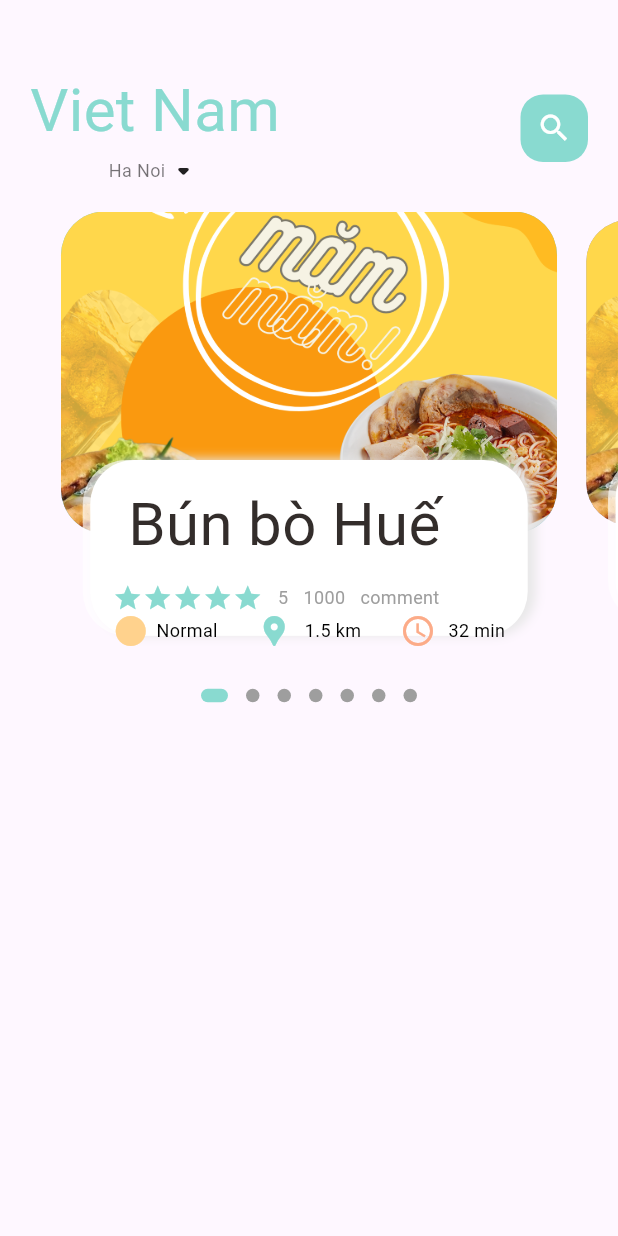
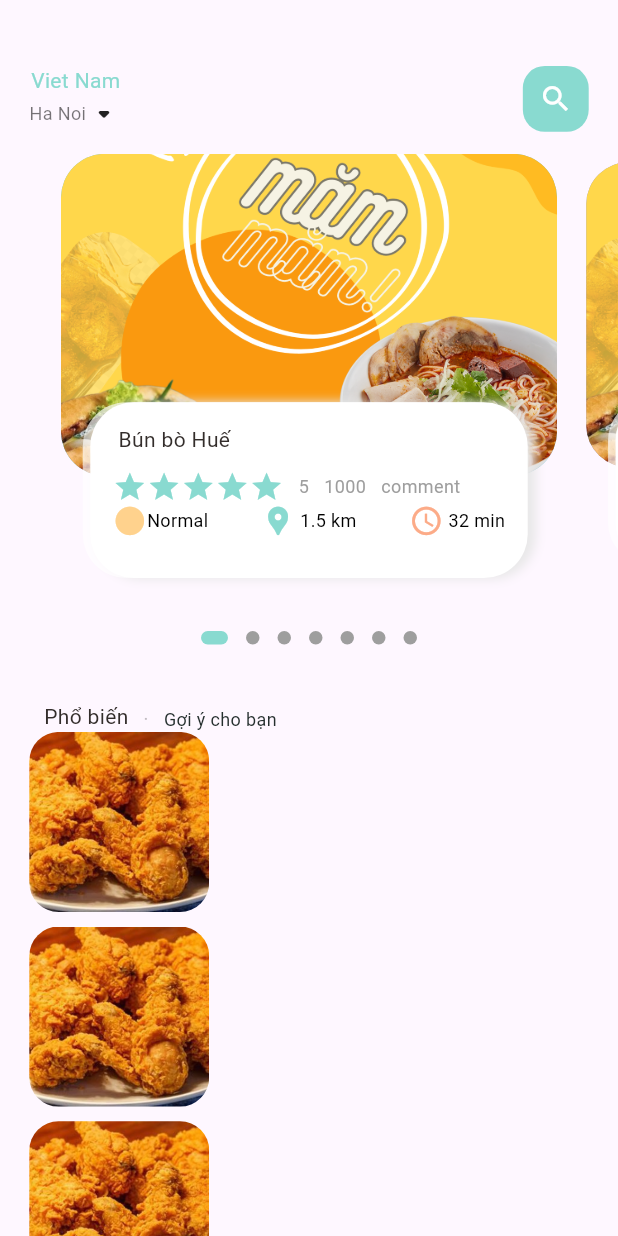
Before and after one commit to NamVan091023/E-commerce, a Flutter app: the screen it shows after launch, on a phone screen of 412 x 824 dp. Run offline on Flutter 3.47's test engine with Material 3 defaults, Android fonts, the phone set to English and light mode, and no system bars; drawn by our look-alikes of dots_indicator; our stand-ins replace get.

Commit message:
add listview

```diff
--- a/lib/Hompagefood/foodhomebody.dart
+++ b/lib/Hompagefood/foodhomebody.dart
@@ -19,7 +19,7 @@ class _FoodHomebodyState extends State<FoodHomebody> {
   PageController pageController = PageController(viewportFraction: 0.85);
   var _currPageValue=0.0;
   double _scaleFactor=0.95;
-  double _height=Demensions.pageViewContainer;
+  double _height=Dimensions.pageViewContainer;
 
 
   @override
@@ -39,9 +39,10 @@ class _FoodHomebodyState extends State<FoodHomebody> {
   Widget build(BuildContext context) {
     return Column(
       children: [
+        //slidepage
         Container(
           //color: Colors.redAccent,
-          height: Demensions.screenView,
+          height: Dimensions.screenView,
           child: PageView.builder(
               controller: pageController,
               itemCount: 7,
@@ -50,6 +51,7 @@ class _FoodHomebodyState extends State<FoodHomebody> {
               }),
 
         ),
+    //dots
     new DotsIndicator(
     dotsCount: 7,
     position: _currPageValue.round(),
@@ -61,9 +63,66 @@ class _FoodHomebodyState extends State<FoodHomebody> {
     activeShape: RoundedRectangleBorder(borderRadius: BorderRadius.circular(5.0)),
     ),
     ),
+        //polurpar text
+        SizedBox(height: Dimensions.height30,),
+        Container(
+          margin: EdgeInsets.only(left: Dimensions.width30),
+          child:
+          Row(
+            crossAxisAlignment: CrossAxisAlignment.end,
+            children: [
+              BigText(text: "Phổ biến"),
+              SizedBox(width: Dimensions.width10,),
+              Container(
+                margin: const EdgeInsets.only(bottom: 3),
+                child: BigText(text: ".", color:Colors.black26),
+              ),
+              SizedBox(width: Dimensions.width10),
+              Container(
+                margin: const EdgeInsets.only(bottom: 2),
+                child: SmallText(text: "Gợi ý cho bạn",),
+              )
+            ],
+          )
+        ),
+        // list food and image
+        Container(
+          height: 700,
+
+          child: ListView.builder(
+            physics: AlwaysScrollableScrollPhysics(),
+            shrinkWrap: true,
+            itemCount: 10,
+            itemBuilder: (BuildContext context, int index) {
+                return Container(
+                  margin: EdgeInsets.only(left: Dimensions.width20, right: Dimensions.width20,bottom: Dimensions.height10),
+                  child: Row(
+                    children: [
+                      Container(
+                        height: 120,
+                        width: 120,
+                        decoration: BoxDecoration(
+                          borderRadius: BorderRadius.circular(Dimensions.radius20),
+                            color: Colors.white38,
+                          image: DecorationImage(
+                            fit: BoxFit.cover,
+                             image: AssetImage("assets/images/garan.jpg"),
+
+                          )
+                        ),
+                      )
+                    ],
+                  ),
+                );
+            },
+          ),
+        )
+
+
       ],
     );
   }
+
   Widget _buildPageItem(int index){
     Matrix4 matrix= new Matrix4.identity();
     /*if(index==_currPageValue.floor()){
@@ -103,10 +162,10 @@ class _FoodHomebodyState extends State<FoodHomebody> {
       child: Stack(
         children: [
           Container(
-            height: Demensions.pageViewContainer,
-            margin: EdgeInsets.only(left: Demensions.width10, right: Demensions.width10),
+            height: Dimensions.pageViewContainer,
+            margin: EdgeInsets.only(left: Dimensions.width10, right: Dimensions.width10),
             decoration: BoxDecoration(
-                borderRadius: BorderRadius.circular(Demensions.radius30),
+                borderRadius: BorderRadius.circular(Dimensions.radius30),
                 color: index.isEven?Color(0xFF69c5df)  :Color(0xFF9294cc),
                 image: DecorationImage(
                     fit: BoxFit.cover,
@@ -117,10 +176,10 @@ class _FoodHomebodyState extends State<FoodHomebody> {
           Align(
             alignment: Alignment.bottomCenter,
             child: Container(
-              height: Demensions.pageViewTextContainer,
-              margin: EdgeInsets.only(left: Demensions.width30, right: Demensions.width30, bottom: Demensions.height30),
+              height: Dimensions.pageViewTextContainer,
+              margin: EdgeInsets.only(left: Dimensions.width30, right: Dimensions.width30, bottom: Dimensions.height30),
               decoration: BoxDecoration(
-                  borderRadius: BorderRadius.circular(Demensions.radius30),
+                  borderRadius: BorderRadius.circular(Dimensions.radius30),
                   color: Colors.white,
                 boxShadow:[
                   BoxShadow(
@@ -151,7 +210,7 @@ class _FoodHomebodyState extends State<FoodHomebody> {
                     Row(
                       children: [
                         Wrap(
-                            children: List.generate(5, (index){ return  Icon(Icons.star, color: AppColors.mainColor, size: 20);})
+                            children: List.generate(5, (index){ return  Icon(Icons.star, color: AppColors.mainColor, size: Dimensions.iconSize24);})
                         ),
 
                         SizedBox(width: 10,),
--- a/lib/Hompagefood/foodhomescreen.dart
+++ b/lib/Hompagefood/foodhomescreen.dart
@@ -3,6 +3,8 @@ import 'package:dalyveryfood/utils/colors.dart';
 import 'package:dalyveryfood/widgets/big_text.dart';
 import 'package:dalyveryfood/widgets/small_text.dart';
 import 'package:flutter/material.dart';
+
+import '../utils/dimension.dart';
 
 class HomeFoodmain extends StatefulWidget {
   const HomeFoodmain({super.key});
@@ -21,8 +23,8 @@ class __HomeFoodmainState extends State<HomeFoodmain> {
           Container(
 
       child: Container(
-        margin: EdgeInsets.only(top: 45, bottom: 15),
-        padding: EdgeInsets.only(left: 20, right: 20),
+        margin: EdgeInsets.only(top: Dimensions.height45, bottom: Dimensions.height15),
+        padding: EdgeInsets.only(left: Dimensions.width20, right: Dimensions.width20),
         child: Row(
           mainAxisAlignment: MainAxisAlignment.spaceBetween,
           children: [
@@ -40,11 +42,11 @@ class __HomeFoodmainState extends State<HomeFoodmain> {
               ],
             ),
             Container(
-              width: 45,
-              height: 45,
-              child: Icon(Icons.search, color: Colors.white),
+              width: Dimensions.height45,
+              height: Dimensions.height45,
+              child: Icon(Icons.search, color: Colors.white, size: Dimensions.iconSize24,),
               decoration: BoxDecoration(
-                borderRadius: BorderRadius.circular(15),
+                borderRadius: BorderRadius.circular(Dimensions.radius15),
                 color: AppColors.mainColor,
 
               ),
@@ -53,7 +55,9 @@ class __HomeFoodmainState extends State<HomeFoodmain> {
           ),
       ),
       ),
-          FoodHomebody()
+          Expanded(child: SingleChildScrollView(
+            child: FoodHomebody(),
+          ))
         ],
     ),
     );
--- a/lib/utils/dimension.dart
+++ b/lib/utils/dimension.dart
@@ -1,6 +1,6 @@
 import 'package:get/get.dart';
 
-class Demensions{
+class Dimensions{
 static double screenHeight = Get.context!.height;
 static double screeWidth =  Get.context!.width;
 static double screenView = screenHeight/2.64;
@@ -11,16 +11,24 @@ static double height10 = screenHeight/84.4;
 static double height15 = screenHeight/56.27;
 static double height20 = screenHeight/42.2;
 static double height30 = screenHeight/28.13;
+static double height45 = screenHeight/18.76;
 
 //dynamic width padding and margin
 static double width10 = screenHeight/84.4;
 static double width15 = screenHeight/56.27;
 static double width20 = screenHeight/42.2;
-  static double width30 = screenHeight/28.13;
+static double width30 = screenHeight/28.13;
 
-static double font20 = screenHeight/42.2;
+static double font20 = screenHeight/28.13;
+
+//radius
+static double radius15 = screenHeight/56.27;
 static double radius20 = screenHeight/42.2;
 static double radius30 = screenHeight/28.13;
+
+//icon size
+static double iconSize24 = screenHeight/36.17;
+
 
 
 
--- a/lib/widgets/big_text.dart
+++ b/lib/widgets/big_text.dart
@@ -10,7 +10,7 @@ class BigText extends StatelessWidget {
 
  BigText({super.key, this.color = const Color(0xFF332d2b),
    required this.text,
-   this.size=40,
+   this.size=14,
    this.overFlow=TextOverflow.ellipsis
 
  });
@@ -24,7 +24,7 @@ class BigText extends StatelessWidget {
       style: TextStyle(
         fontFamily: 'Roboto',
         color: color,
-        fontSize: size==0?Demensions.font20:size,
+        fontSize: size==0?Dimensions.font20:size,
         fontWeight: FontWeight.w400
       ),
     );
--- a/lib/widgets/iconandtext.dart
+++ b/lib/widgets/iconandtext.dart
@@ -1,3 +1,4 @@
+import 'package:dalyveryfood/utils/dimension.dart';
 import 'package:flutter/material.dart';
 import 'package:dalyveryfood/widgets/small_text.dart';
 
@@ -19,8 +20,8 @@ class IconAndText extends StatelessWidget {
   Widget build(BuildContext context) {
     return Row(
       children: [
-        Icon(icon, color: iconColor),
-        SizedBox(width: 5),
+        Icon(icon, color: iconColor, size: Dimensions.iconSize24,),
+
         SmallText(
           text: text,
           color: textColor  // Pass the text color here
--- a/lib/widgets/small_text.dart
+++ b/lib/widgets/small_text.dart
@@ -8,7 +8,7 @@ class SmallText extends StatelessWidget {
 
   SmallText({
     super.key,
-    this.color = const Color(0xFF89dad0),  // Default color value
+    this.color = const Color(0xff252f2e),  // Default color value
     required this.text,
     this.size = 12,  // Default size
     this.height = 1, // Default height
```
Also changed, not shown: assets/images/foodchik.jpg (added), assets/images/garan.jpg (added).
